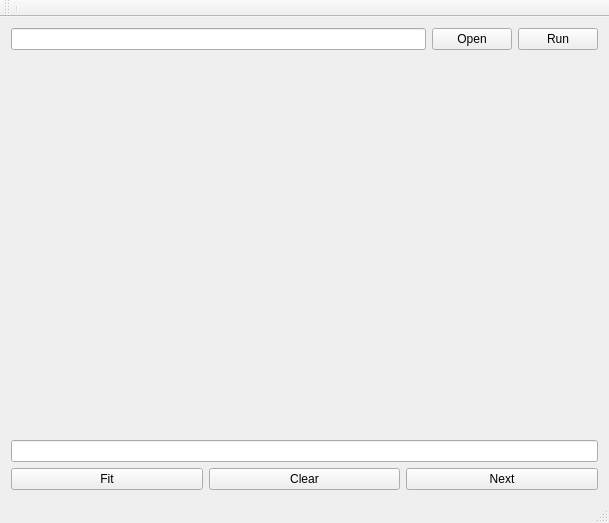
This is src/gui/manual_fitting_window.ui in LISE-B26/pylabcontrol as Qt 5 draws it before an edit. The edited form follows.
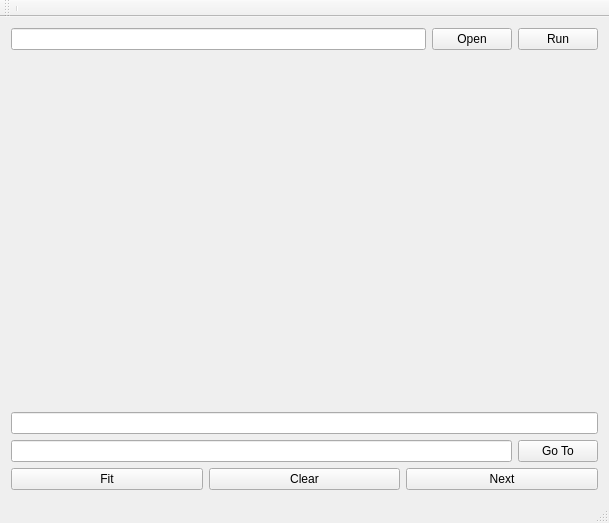
This is the edited form.

Commit message: Debugged manual fitting of ensemble samples

Diff of the .ui file:
```diff
--- a/src/gui/manual_fitting_window.ui
+++ b/src/gui/manual_fitting_window.ui
@@ -27,7 +27,7 @@
        <number>1</number>
       </property>
       <item>
-       <layout class="QVBoxLayout" name="verticalLayout_1" stretch="0,1,26,0,0">
+       <layout class="QVBoxLayout" name="verticalLayout_1" stretch="0,1,26,0,0,0">
         <property name="margin">
          <number>1</number>
         </property>
@@ -69,6 +69,20 @@
         <item>
          <widget class="QLineEdit" name="peak_locs"/>
         </item>
+        <item>
+         <layout class="QHBoxLayout" name="horizontalLayout">
+          <item>
+           <widget class="QLineEdit" name="input_next"/>
+          </item>
+          <item>
+           <widget class="QPushButton" name="btn_goto">
+            <property name="text">
+             <string>Go To</string>
+            </property>
+           </widget>
+          </item>
+         </layout>
+        </item>
         <item>
          <layout class="QHBoxLayout" name="horizontalLayout_4">
           <item>
```
The commit also changes 1 other file.
